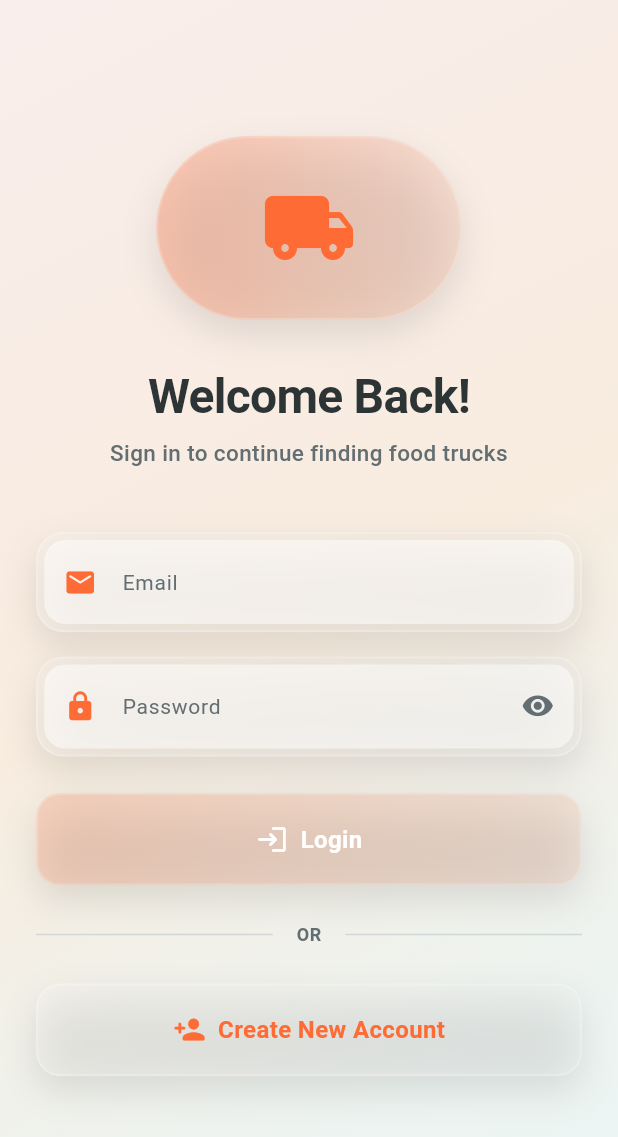
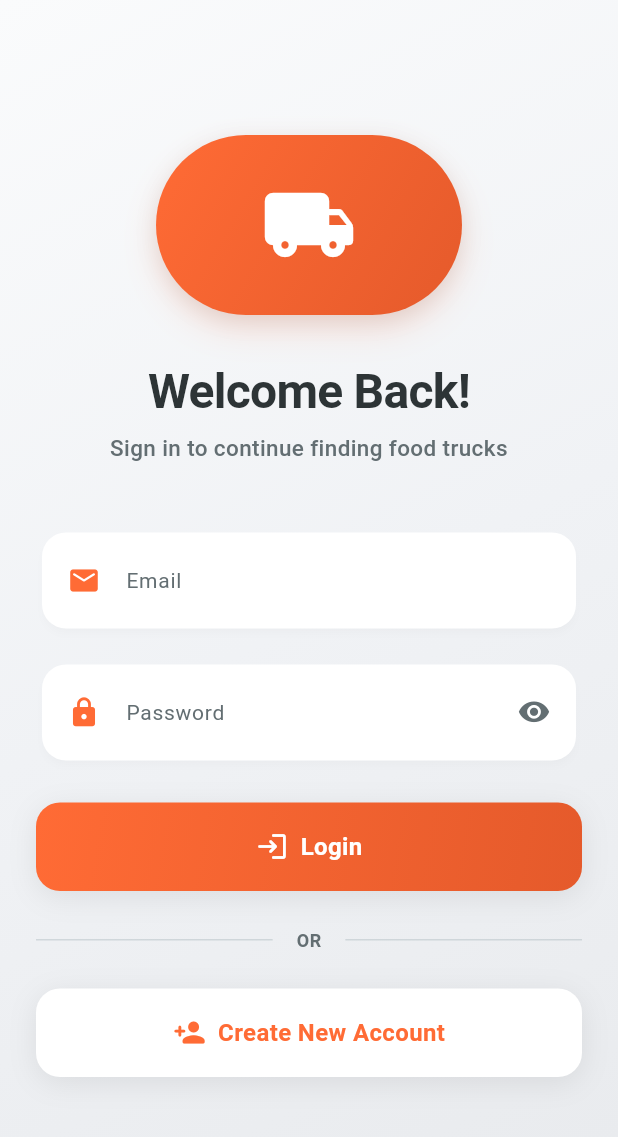
Before and after one commit to jerungpyro/foodtruck_finder, a Flutter app: the screen it shows after launch, on a phone screen of 412 x 824 dp. Shown: the top 1137 px of the screen. Run offline on Flutter 3.47's test engine with Material 3 defaults, Android fonts, the phone set to English and light mode, and no system bars; our stand-ins replace cloud_firestore, firebase_auth, firebase_core, geolocator, google_maps_flutter, shared_preferences; accounts and stored records are empty.

Commit message:
UI: Improve login/register visuals; fix core library desugaring; update devtools options

```diff
--- /dev/null
+++ b/devtools_options.yaml
@@ -0,0 +1,3 @@
+description: This file stores settings for Dart & Flutter DevTools.
+documentation: https://docs.flutter.dev/tools/devtools/extensions#configure-extension-enablement-states
+extensions:
--- a/lib/screens/login_screen.dart
+++ b/lib/screens/login_screen.dart
@@ -74,15 +74,7 @@ class _LoginScreenState extends State<LoginScreen> {
       body: Stack(
         children: [
           // Gradient Background
-          GlassGradientBackground(
-            colors: [
-              AppTheme.primary.withOpacity(0.08),
-              AppTheme.secondary.withOpacity(0.12),
-              AppTheme.accent.withOpacity(0.08),
-            ],
-            begin: Alignment.topLeft,
-            end: Alignment.bottomRight,
-          ),
+          const GlassGradientBackground(),
           // Content
           SafeArea(
             child: Center(
@@ -94,23 +86,19 @@ class _LoginScreenState extends State<LoginScreen> {
                     mainAxisAlignment: MainAxisAlignment.center,
                     crossAxisAlignment: CrossAxisAlignment.stretch,
                     children: <Widget>[
-                      // Hero Icon
-                      GlassContainer(
+                      // Hero Icon with modern gradient
+                      Container(
+                        margin: const EdgeInsets.symmetric(horizontal: 80),
                         padding: const EdgeInsets.all(28),
-                        margin: const EdgeInsets.symmetric(horizontal: 80),
-                        blur: 15,
-                        opacity: 0.2,
-                        borderRadius: BorderRadius.circular(100),
-                        gradient: LinearGradient(
-                          colors: [
-                            colorScheme.primary.withOpacity(0.3),
-                            colorScheme.primary.withOpacity(0.1),
-                          ],
+                        decoration: BoxDecoration(
+                          gradient: AppTheme.buildPrimaryGradient(),
+                          borderRadius: BorderRadius.circular(AppTheme.radiusFull),
+                          boxShadow: AppTheme.floatingShadow,
                         ),
                         child: Icon(
                           Icons.local_shipping_rounded,
                           size: 64,
-                          color: colorScheme.primary,
+                          color: Colors.white,
                         ),
                       ),
                       const SizedBox(height: 32),
@@ -134,13 +122,14 @@ class _LoginScreenState extends State<LoginScreen> {
                 ),
                 const SizedBox(height: 40),
 
-                // Email Field Card
-                GlassContainer(
+                // Email Field with modern card
+                Card(
+                  elevation: AppTheme.elevationLow,
+                  shape: RoundedRectangleBorder(
+                    borderRadius: BorderRadius.circular(AppTheme.radiusLarge),
+                  ),
+                  child: Padding(
                     padding: const EdgeInsets.all(4.0),
-                  margin: const EdgeInsets.symmetric(horizontal: 0),
-                  blur: 15,
-                  opacity: 0.2,
-                  borderRadius: BorderRadius.circular(18),
                     child: TextFormField(
                       decoration: InputDecoration(
                         labelText: 'Email',
@@ -153,7 +142,7 @@ class _LoginScreenState extends State<LoginScreen> {
                           size: 22,
                         ),
                         filled: true,
-                      fillColor: Colors.white.withOpacity(0.5),
+                        fillColor: AppTheme.surface,
                         border: OutlineInputBorder(
                           borderRadius: BorderRadius.circular(14),
                           borderSide: BorderSide.none,
@@ -188,15 +177,17 @@ class _LoginScreenState extends State<LoginScreen> {
                     onChanged: (value) => _email = value.trim(),
                   ),
                 ),
+              ),
                 const SizedBox(height: 16),
 
-                // Password Field Card
-                GlassContainer(
+                // Password Field with modern card
+                Card(
+                  elevation: AppTheme.elevationLow,
+                  shape: RoundedRectangleBorder(
+                    borderRadius: BorderRadius.circular(AppTheme.radiusLarge),
+                  ),
+                  child: Padding(
                     padding: const EdgeInsets.all(4.0),
-                  margin: const EdgeInsets.symmetric(horizontal: 0),
-                  blur: 15,
-                  opacity: 0.2,
-                  borderRadius: BorderRadius.circular(18),
                     child: TextFormField(
                       decoration: InputDecoration(
                         labelText: 'Password',
@@ -223,7 +214,7 @@ class _LoginScreenState extends State<LoginScreen> {
                         },
                       ),
                       filled: true,
-                      fillColor: Colors.white.withOpacity(0.5),
+                      fillColor: AppTheme.surface,
                       border: OutlineInputBorder(
                         borderRadius: BorderRadius.circular(14),
                         borderSide: BorderSide.none,
@@ -258,27 +249,28 @@ class _LoginScreenState extends State<LoginScreen> {
                     onChanged: (value) => _password = value.trim(),
                   ),
                 ),
+              ),
                 const SizedBox(height: 24),
 
-                // Error Message
+                // Error Message with modern styling
                 if (_errorMessage.isNotEmpty)
-                  GlassContainer(
+                  Container(
                     padding: const EdgeInsets.all(14),
                     margin: const EdgeInsets.only(bottom: 16),
-                    blur: 10,
-                    opacity: 0.15,
-                    color: AppTheme.error,
-                    borderRadius: BorderRadius.circular(14),
-                    border: Border.all(color: AppTheme.error.withOpacity(0.3), width: 1.5),
+                    decoration: BoxDecoration(
+                      color: AppTheme.error.withOpacity(0.1),
+                      borderRadius: BorderRadius.circular(AppTheme.radiusLarge),
+                      border: Border.all(color: AppTheme.error.withOpacity(0.3), width: 2),
+                    ),
                     child: Row(
                       children: [
-                        Icon(Icons.error_outline_rounded, color: AppTheme.error.withOpacity(0.9), size: 20),
+                        Icon(Icons.error_outline_rounded, color: AppTheme.error, size: 20),
                         const SizedBox(width: 8),
                         Expanded(
                           child: Text(
                             _errorMessage,
                             style: AppTheme.bodyMedium.copyWith(
-                              color: AppTheme.error.withOpacity(0.9),
+                              color: AppTheme.error,
                               fontWeight: FontWeight.w600,
                             ),
                           ),
@@ -287,18 +279,14 @@ class _LoginScreenState extends State<LoginScreen> {
                     ),
                   ),
 
-                // Login Button
+                // Login Button with modern gradient
                 _isLoading
-                    ? GlassContainer(
+                    ? Container(
                         padding: const EdgeInsets.symmetric(vertical: 18),
-                        blur: 15,
-                        opacity: 0.2,
-                        borderRadius: BorderRadius.circular(16),
-                        gradient: LinearGradient(
-                          colors: [
-                            colorScheme.primary.withOpacity(0.3),
-                            colorScheme.primary.withOpacity(0.15),
-                          ],
+                        decoration: BoxDecoration(
+                          gradient: AppTheme.buildPrimaryGradient(),
+                          borderRadius: BorderRadius.circular(AppTheme.radiusLarge),
+                          boxShadow: AppTheme.elevatedShadow,
                         ),
                         child: Center(
                           child: SizedBox(
@@ -306,16 +294,17 @@ class _LoginScreenState extends State<LoginScreen> {
                             height: 24,
                             child: CircularProgressIndicator(
                               strokeWidth: 2.5,
-                              valueColor: AlwaysStoppedAnimation<Color>(colorScheme.primary),
+                              valueColor: const AlwaysStoppedAnimation<Color>(Colors.white),
                             ),
                           ),
                         ),
                       )
                     : GlassButton(
                         onPressed: _login,
-                        color: colorScheme.primary,
+                        gradient: AppTheme.buildPrimaryGradient(),
                         padding: const EdgeInsets.symmetric(vertical: 18),
-                        borderRadius: BorderRadius.circular(16),
+                        borderRadius: BorderRadius.circular(AppTheme.radiusLarge),
+                        elevation: AppTheme.elevationMedium,
                         child: Row(
                           mainAxisAlignment: MainAxisAlignment.center,
                           children: const [
--- a/lib/theme/app_theme.dart
+++ b/lib/theme/app_theme.dart
@@ -1,24 +1,29 @@
 import 'package:flutter/material.dart';
 
 class AppTheme {
-  // Primary Color Palette
-  static const Color primary = Color(0xFFFF6B35); // Vibrant Orange
+  // Primary Color Palette (vibrant, modern 2025)
+  static const Color primary = Color(0xFFFF6B35);
   static const Color primaryDark = Color(0xFFE55A2B);
-  static const Color primaryLight = Color(0xFFFF8C5A);
+  static const Color primaryLight = Color(0xFFFF8F5C);
 
   // Accent Colors
-  static const Color secondary = Color(0xFFF7931E); // Golden Orange
-  static const Color accent = Color(0xFF4ECDC4); // Teal Accent
+  static const Color secondary = Color(0xFFF7931E);
+  static const Color accent = Color(0xFF00B894);
 
   // Neutral Colors
   static const Color textPrimary = Color(0xFF2D3436);
   static const Color textSecondary = Color(0xFF636E72);
   static const Color textHint = Color(0xFFB2BEC3);
 
-  // Background Colors
+  // Background Colors (clean, modern)
   static const Color background = Color(0xFFF8F9FA);
   static const Color surface = Colors.white;
   static const Color surfaceLight = Color(0xFFFAFBFC);
+  static const List<Color> backgroundGradient = [
+    Color(0xFFFAFBFC),
+    Color(0xFFF0F2F5),
+    Color(0xFFE8EAED),
+  ];
 
   // Status Colors
   static const Color success = Color(0xFF00B894);
@@ -26,15 +31,49 @@ class AppTheme {
   static const Color warning = Color(0xFFFDCB6E);
   static const Color info = Color(0xFF74B9FF);
 
-  // Glass Effect Colors
-  static Color glassBackground = Colors.white.withOpacity(0.15);
-  static Color glassBorder = Colors.white.withOpacity(0.2);
+  // Modern Card & Shadow Styles (2025 trends)
+  static const double elevationLow = 2.0;
+  static const double elevationMedium = 4.0;
+  static const double elevationHigh = 8.0;
+
+  static LinearGradient buildPrimaryGradient() {
+    return const LinearGradient(
+      begin: Alignment.topLeft,
+      end: Alignment.bottomRight,
+      colors: [
+        primary,
+        primaryDark,
+      ],
+    );
+  }
+
+  static LinearGradient buildAccentGradient() {
+    return LinearGradient(
+      begin: Alignment.topLeft,
+      end: Alignment.bottomRight,
+      colors: [
+        primary.withOpacity(0.9),
+        secondary,
+      ],
+    );
+  }
+
+  static LinearGradient buildSurfaceGradient() {
+    return const LinearGradient(
+      begin: Alignment.topCenter,
+      end: Alignment.bottomCenter,
+      colors: [
+        surface,
+        surfaceLight,
+      ],
+    );
+  }
 
   // Shadows
   static List<BoxShadow> cardShadow = [
     BoxShadow(
       color: Colors.black.withOpacity(0.08),
-      blurRadius: 20,
+      blurRadius: 16,
       offset: const Offset(0, 4),
       spreadRadius: 0,
     ),
@@ -43,9 +82,23 @@ class AppTheme {
   static List<BoxShadow> elevatedShadow = [
     BoxShadow(
       color: Colors.black.withOpacity(0.12),
-      blurRadius: 30,
+      blurRadius: 24,
       offset: const Offset(0, 8),
+      spreadRadius: 0,
+    ),
+  ];
+
+  static List<BoxShadow> floatingShadow = [
+    BoxShadow(
+      color: primary.withOpacity(0.2),
+      blurRadius: 20,
+      offset: const Offset(0, 10),
       spreadRadius: -2,
+    ),
+    BoxShadow(
+      color: Colors.black.withOpacity(0.08),
+      blurRadius: 12,
+      offset: const Offset(0, 4),
     ),
   ];
 
--- a/lib/widgets/glass_container.dart
+++ b/lib/widgets/glass_container.dart
@@ -1,8 +1,8 @@
-import 'dart:ui';
 import 'package:flutter/material.dart';
 
-/// A glassmorphism container widget with blur effects and transparency
-/// Following Apple's liquid glass design trend for 2025
+import '../theme/app_theme.dart';
+
+/// Modern 2025 container widget with clean shadows and smooth design
 class GlassContainer extends StatelessWidget {
   final Widget child;
   final double? width;
@@ -10,12 +10,11 @@ class GlassContainer extends StatelessWidget {
   final EdgeInsetsGeometry? padding;
   final EdgeInsetsGeometry? margin;
   final BorderRadiusGeometry? borderRadius;
-  final double blur;
-  final double opacity;
   final Color? color;
   final Border? border;
   final List<BoxShadow>? boxShadow;
   final Gradient? gradient;
+  final double? elevation;
 
   const GlassContainer({
     super.key,
@@ -25,68 +24,52 @@ class GlassContainer extends StatelessWidget {
     this.padding,
     this.margin,
     this.borderRadius,
-    this.blur = 10.0,
-    this.opacity = 0.15,
     this.color,
     this.border,
     this.boxShadow,
     this.gradient,
+    this.elevation,
   });
 
   @override
   Widget build(BuildContext context) {
+    final resolvedBorderRadius = borderRadius ?? BorderRadius.circular(AppTheme.radiusLarge);
+    final resolvedColor = color ?? AppTheme.surface;
+
     return Container(
       width: width,
       height: height,
       margin: margin,
+      padding: padding,
       decoration: BoxDecoration(
-        borderRadius: borderRadius ?? BorderRadius.circular(20),
-        boxShadow: boxShadow ?? [
+        color: gradient == null ? resolvedColor : null,
+        gradient: gradient,
+        borderRadius: resolvedBorderRadius,
+        border: border,
+        boxShadow: boxShadow ?? (elevation != null ? [
           BoxShadow(
-            color: Colors.black.withOpacity(0.1),
-            blurRadius: 20,
-            offset: const Offset(0, 10),
+            color: Colors.black.withOpacity(0.08 * (elevation! / 4)),
+            blurRadius: elevation! * 4,
+            offset: Offset(0, elevation!),
           ),
-        ],
+        ] : AppTheme.cardShadow),
       ),
-      child: ClipRRect(
-        borderRadius: borderRadius ?? BorderRadius.circular(20),
-        child: BackdropFilter(
-          filter: ImageFilter.blur(sigmaX: blur, sigmaY: blur),
-          child: Container(
-            decoration: BoxDecoration(
-              gradient: gradient ?? LinearGradient(
-                begin: Alignment.topLeft,
-                end: Alignment.bottomRight,
-                colors: [
-                  (color ?? Colors.white).withOpacity(opacity),
-                  (color ?? Colors.white).withOpacity(opacity * 0.5),
-                ],
-              ),
-              borderRadius: borderRadius ?? BorderRadius.circular(20),
-              border: border ?? Border.all(
-                color: Colors.white.withOpacity(0.2),
-                width: 1.5,
-              ),
-            ),
-            padding: padding,
-            child: child,
-          ),
-        ),
-      ),
+      child: child,
     );
   }
 }
 
-/// A glassmorphism button with subtle animations
+/// Modern 2025 button with smooth press animation
 class GlassButton extends StatefulWidget {
   final VoidCallback? onPressed;
   final Widget child;
   final EdgeInsetsGeometry? padding;
   final BorderRadiusGeometry? borderRadius;
   final Color? color;
+  final Gradient? gradient;
   final double? width;
   final double? height;
+  final double? elevation;
 
   const GlassButton({
     super.key,
@@ -95,8 +78,10 @@ class GlassButton extends StatefulWidget {
     this.padding,
     this.borderRadius,
     this.color,
+    this.gradient,
     this.width,
     this.height,
+    this.elevation,
   });
 
   @override
@@ -114,7 +99,7 @@ class _GlassButtonState extends State<GlassButton> with SingleTickerProviderStat
       duration: const Duration(milliseconds: 150),
       vsync: this,
     );
-    _scaleAnimation = Tween<double>(begin: 1.0, end: 0.95).animate(
+    _scaleAnimation = Tween<double>(begin: 1.0, end: 0.96).animate(
       CurvedAnimation(parent: _controller, curve: Curves.easeInOut),
     );
   }
@@ -139,10 +124,11 @@ class _GlassButtonState extends State<GlassButton> with SingleTickerProviderStat
         child: GlassContainer(
           width: widget.width,
           height: widget.height,
-          padding: widget.padding ?? const EdgeInsets.symmetric(horizontal: 24, vertical: 12),
-          borderRadius: widget.borderRadius ?? BorderRadius.circular(16),
-          opacity: 0.2,
+          padding: widget.padding ?? const EdgeInsets.symmetric(horizontal: 24, vertical: 14),
+          borderRadius: widget.borderRadius ?? BorderRadius.circular(AppTheme.radiusMedium),
           color: widget.color ?? Theme.of(context).colorScheme.primary,
+          gradient: widget.gradient,
+          elevation: widget.elevation ?? AppTheme.elevationMedium,
           child: widget.child,
         ),
       ),
@@ -150,13 +136,15 @@ class _GlassButtonState extends State<GlassButton> with SingleTickerProviderStat
   }
 }
 
-/// A glassmorphism card with enhanced visual depth
+/// Modern 2025 card with clean shadows
 class GlassCard extends StatelessWidget {
   final Widget child;
   final EdgeInsetsGeometry? padding;
   final EdgeInsetsGeometry? margin;
   final VoidCallback? onTap;
   final Color? color;
+  final Gradient? gradient;
+  final double? elevation;
 
   const GlassCard({
     super.key,
@@ -165,6 +153,8 @@ class GlassCard extends StatelessWidget {
     this.margin,
     this.onTap,
     this.color,
+    this.gradient,
+    this.elevation,
   });
 
   @override
@@ -172,25 +162,17 @@ class GlassCard extends StatelessWidget {
     final card = GlassContainer(
       margin: margin,
       padding: padding ?? const EdgeInsets.all(16),
-      borderRadius: BorderRadius.circular(24),
-      opacity: 0.15,
-      blur: 15,
-      color: color,
-      boxShadow: [
-        BoxShadow(
-          color: Colors.black.withOpacity(0.08),
-          blurRadius: 30,
-          offset: const Offset(0, 15),
-          spreadRadius: -5,
-        ),
-      ],
+      borderRadius: BorderRadius.circular(AppTheme.radiusLarge),
+      color: color ?? AppTheme.surface,
+      gradient: gradient,
+      elevation: elevation ?? AppTheme.elevationLow,
       child: child,
     );
 
     if (onTap != null) {
       return InkWell(
         onTap: onTap,
-        borderRadius: BorderRadius.circular(24),
+        borderRadius: BorderRadius.circular(AppTheme.radiusLarge),
         child: card,
       );
     }
@@ -199,16 +181,16 @@ class GlassCard extends StatelessWidget {
   }
 }
 
-/// Gradient background with animated subtle shifts
+/// Gradient background for modern 2025 UI
 class GlassGradientBackground extends StatelessWidget {
-  final List<Color> colors;
+  final List<Color>? colors;
   final AlignmentGeometry begin;
   final AlignmentGeometry end;
   final Widget? child;
 
   const GlassGradientBackground({
     super.key,
-    required this.colors,
+    this.colors,
     this.begin = Alignment.topLeft,
     this.end = Alignment.bottomRight,
     this.child,
@@ -221,7 +203,7 @@ class GlassGradientBackground extends StatelessWidget {
         gradient: LinearGradient(
           begin: begin,
           end: end,
-          colors: colors,
+          colors: colors ?? AppTheme.backgroundGradient,
         ),
       ),
       child: child,
```
Also changed, not shown: lib/screens/map_screen.dart (+39 -55 lines), lib/widgets/map_screen_widgets/map_screen_app_bar.dart (+71 -45 lines). Lines whose indentation alone changed are shown as unchanged.
